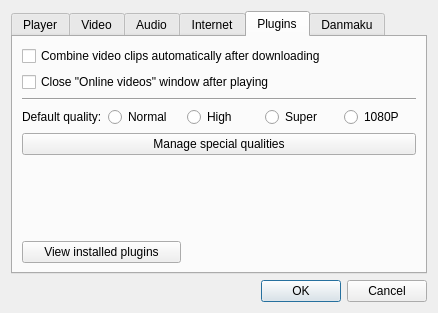
The window that src/settingsdialog.ui (coslyk/moonplayer) describes before a commit, drawn with Qt 5.
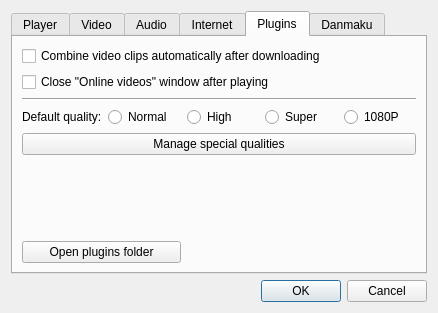
The same window after the commit. The open tabs and pages were chosen to show the change.

Commit message: Add danmaku support for macOS; Update API and bilibili plugin; Bug fixes

Diff of the .ui file:
```diff
--- a/src/settingsdialog.ui
+++ b/src/settingsdialog.ui
@@ -464,7 +464,7 @@
        <item row="7" column="0" colspan="2">
         <widget class="QPushButton" name="viewPluginsButton">
          <property name="text">
-          <string>View installed plugins</string>
+          <string>Open plugins folder</string>
          </property>
         </widget>
        </item>
```
The commit also changes 30 other files.
